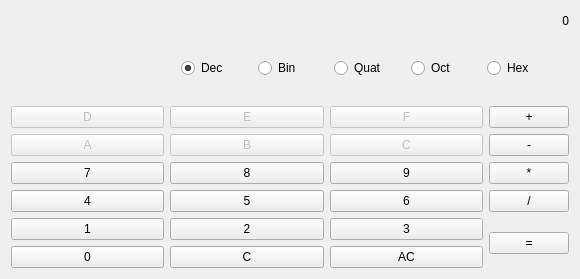
Qt form Kalkulator/calculatorinterface.ui (plusquam/Qt_training) before a commit.
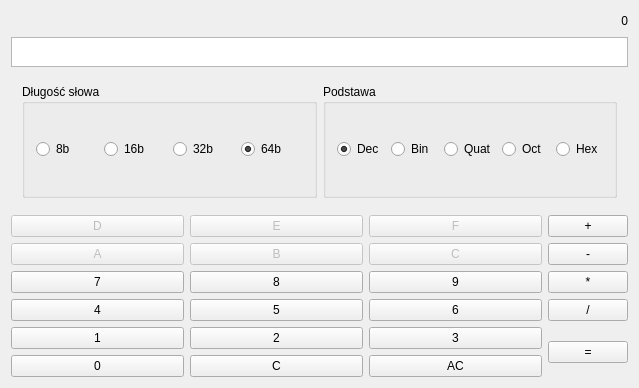
The same form after that commit.

Commit message: add numbers base choose, add numbers type choose

Diff of the .ui file:
```diff
--- a/Kalkulator/calculatorinterface.ui
+++ b/Kalkulator/calculatorinterface.ui
@@ -6,8 +6,8 @@
    <rect>
     <x>0</x>
     <y>0</y>
-    <width>580</width>
-    <height>279</height>
+    <width>639</width>
+    <height>388</height>
    </rect>
   </property>
   <property name="sizePolicy">
@@ -20,7 +20,7 @@
    <string>CalculatorInterface</string>
   </property>
   <layout class="QGridLayout" name="gridLayout">
-   <item row="2" column="2">
+   <item row="4" column="2">
     <widget class="QPushButton" name="buttonF">
      <property name="enabled">
       <bool>false</bool>
@@ -30,7 +30,7 @@
      </property>
     </widget>
    </item>
-   <item row="2" column="3">
+   <item row="4" column="3">
     <widget class="QPushButton" name="buttonAdd">
      <property name="sizePolicy">
       <sizepolicy hsizetype="Minimum" vsizetype="Fixed">
@@ -43,51 +43,7 @@
      </property>
     </widget>
    </item>
-   <item row="1" column="1" colspan="3">
-    <widget class="QWidget" name="widget" native="true">
-     <layout class="QHBoxLayout" name="horizontalLayout">
-      <item>
-       <widget class="QRadioButton" name="radioButtonDec">
-        <property name="text">
-         <string>Dec</string>
-        </property>
-        <property name="checked">
-         <bool>true</bool>
-        </property>
-       </widget>
-      </item>
-      <item>
-       <widget class="QRadioButton" name="radioButtonBin">
-        <property name="text">
-         <string>Bin</string>
-        </property>
-       </widget>
-      </item>
-      <item>
-       <widget class="QRadioButton" name="radioButtonQuat">
-        <property name="text">
-         <string>Quat</string>
-        </property>
-       </widget>
-      </item>
-      <item>
-       <widget class="QRadioButton" name="radioButtonOct">
-        <property name="text">
-         <string>Oct</string>
-        </property>
-       </widget>
-      </item>
-      <item>
-       <widget class="QRadioButton" name="radioButtonHex">
-        <property name="text">
-         <string>Hex</string>
-        </property>
-       </widget>
-      </item>
-     </layout>
-    </widget>
-   </item>
-   <item row="6" column="3" rowspan="2">
+   <item row="8" column="3" rowspan="2">
     <widget class="QPushButton" name="buttonCalculate">
      <property name="enabled">
       <bool>true</bool>
@@ -103,7 +59,7 @@
      </property>
     </widget>
    </item>
-   <item row="7" column="0">
+   <item row="9" column="0">
     <widget class="QPushButton" name="buttonZero">
      <property name="sizePolicy">
       <sizepolicy hsizetype="Minimum" vsizetype="Fixed">
@@ -116,7 +72,7 @@
      </property>
     </widget>
    </item>
-   <item row="6" column="0">
+   <item row="8" column="0">
     <widget class="QPushButton" name="buttonOne">
      <property name="sizePolicy">
       <sizepolicy hsizetype="Minimum" vsizetype="Fixed">
@@ -129,7 +85,7 @@
      </property>
     </widget>
    </item>
-   <item row="6" column="1">
+   <item row="8" column="1">
     <widget class="QPushButton" name="buttonTwo">
      <property name="sizePolicy">
       <sizepolicy hsizetype="Minimum" vsizetype="Fixed">
@@ -142,7 +98,7 @@
      </property>
     </widget>
    </item>
-   <item row="6" column="2">
+   <item row="8" column="2">
     <widget class="QPushButton" name="buttonThree">
      <property name="sizePolicy">
       <sizepolicy hsizetype="Minimum" vsizetype="Fixed">
@@ -155,7 +111,7 @@
      </property>
     </widget>
    </item>
-   <item row="2" column="0">
+   <item row="4" column="0">
     <widget class="QPushButton" name="buttonD">
      <property name="enabled">
       <bool>false</bool>
@@ -168,7 +124,7 @@
      </property>
     </widget>
    </item>
-   <item row="2" column="1">
+   <item row="4" column="1">
     <widget class="QPushButton" name="buttonE">
      <property name="enabled">
       <bool>false</bool>
@@ -178,7 +134,7 @@
      </property>
     </widget>
    </item>
-   <item row="7" column="1">
+   <item row="9" column="1">
     <widget class="QPushButton" name="buttonClear">
      <property name="sizePolicy">
       <sizepolicy hsizetype="Minimum" vsizetype="Fixed">
@@ -191,7 +147,7 @@
      </property>
     </widget>
    </item>
-   <item row="7" column="2">
+   <item row="9" column="2">
     <widget class="QPushButton" name="buttonAllClear">
      <property name="sizePolicy">
       <sizepolicy hsizetype="Minimum" vsizetype="Fixed">
@@ -204,7 +160,7 @@
      </property>
     </widget>
    </item>
-   <item row="3" column="0">
+   <item row="5" column="0">
     <widget class="QPushButton" name="buttonA">
      <property name="enabled">
       <bool>false</bool>
@@ -214,7 +170,7 @@
      </property>
     </widget>
    </item>
-   <item row="3" column="1">
+   <item row="5" column="1">
     <widget class="QPushButton" name="buttonB">
      <property name="enabled">
       <bool>false</bool>
@@ -224,7 +180,7 @@
      </property>
     </widget>
    </item>
-   <item row="3" column="2">
+   <item row="5" column="2">
     <widget class="QPushButton" name="buttonC">
      <property name="enabled">
       <bool>false</bool>
@@ -234,7 +190,7 @@
      </property>
     </widget>
    </item>
-   <item row="4" column="0">
+   <item row="6" column="0">
     <widget class="QPushButton" name="buttonSeven">
      <property name="sizePolicy">
       <sizepolicy hsizetype="Minimum" vsizetype="Fixed">
@@ -247,7 +203,7 @@
      </property>
     </widget>
    </item>
-   <item row="4" column="1">
+   <item row="6" column="1">
     <widget class="QPushButton" name="buttonEight">
      <property name="sizePolicy">
       <sizepolicy hsizetype="Minimum" vsizetype="Fixed">
@@ -260,7 +216,7 @@
      </property>
     </widget>
    </item>
-   <item row="4" column="2">
+   <item row="6" column="2">
     <widget class="QPushButton" name="buttonNine">
      <property name="sizePolicy">
       <sizepolicy hsizetype="Minimum" vsizetype="Fixed">
@@ -273,7 +229,7 @@
      </property>
     </widget>
    </item>
-   <item row="5" column="0">
+   <item row="7" column="0">
     <widget class="QPushButton" name="buttonFour">
      <property name="sizePolicy">
       <sizepolicy hsizetype="Minimum" vsizetype="Fixed">
@@ -286,7 +242,7 @@
      </property>
     </widget>
    </item>
-   <item row="5" column="1">
+   <item row="7" column="1">
     <widget class="QPushButton" name="buttonFive">
      <property name="sizePolicy">
       <sizepolicy hsizetype="Minimum" vsizetype="Fixed">
@@ -299,7 +255,7 @@
      </property>
     </widget>
    </item>
-   <item row="5" column="2">
+   <item row="7" column="2">
     <widget class="QPushButton" name="buttonSix">
      <property name="sizePolicy">
       <sizepolicy hsizetype="Minimum" vsizetype="Fixed">
@@ -312,7 +268,7 @@
      </property>
     </widget>
    </item>
-   <item row="3" column="3">
+   <item row="5" column="3">
     <widget class="QPushButton" name="buttonSubtrackt">
      <property name="sizePolicy">
       <sizepolicy hsizetype="Minimum" vsizetype="Fixed">
@@ -350,20 +306,126 @@
      </property>
     </widget>
    </item>
-   <item row="4" column="3">
+   <item row="6" column="3">
     <widget class="QPushButton" name="buttonMultiply">
      <property name="text">
       <string>*</string>
      </property>
     </widget>
    </item>
-   <item row="5" column="3">
+   <item row="7" column="3">
     <widget class="QPushButton" name="buttonDivide">
      <property name="text">
       <string>/</string>
      </property>
     </widget>
    </item>
+   <item row="1" column="0" colspan="4">
+    <widget class="QTextBrowser" name="operationsBrowser">
+     <property name="maximumSize">
+      <size>
+       <width>16777215</width>
+       <height>30</height>
+      </size>
+     </property>
+    </widget>
+   </item>
+   <item row="2" column="0" colspan="4">
+    <widget class="QWidget" name="widget" native="true">
+     <layout class="QHBoxLayout" name="horizontalLayout_2">
+      <item>
+       <widget class="QGroupBox" name="groupBox_2">
+        <property name="title">
+         <string>Długość słowa</string>
+        </property>
+        <layout class="QHBoxLayout" name="horizontalLayout_3">
+         <item>
+          <widget class="QRadioButton" name="radioButtonChar">
+           <property name="text">
+            <string>8b</string>
+           </property>
+           <property name="checked">
+            <bool>false</bool>
+           </property>
+          </widget>
+         </item>
+         <item>
+          <widget class="QRadioButton" name="radioButtonShort">
+           <property name="text">
+            <string>16b</string>
+           </property>
+          </widget>
+         </item>
+         <item>
+          <widget class="QRadioButton" name="radioButtonInt">
+           <property name="text">
+            <string>32b</string>
+           </property>
+          </widget>
+         </item>
+         <item>
+          <widget class="QRadioButton" name="radioButtonLong">
+           <property name="text">
+            <string>64b</string>
+           </property>
+           <property name="checked">
+            <bool>true</bool>
+           </property>
+          </widget>
+         </item>
+        </layout>
+       </widget>
+      </item>
+      <item>
+       <widget class="QGroupBox" name="dataBaseGroupBox">
+        <property name="title">
+         <string>Podstawa</string>
+        </property>
+        <layout class="QHBoxLayout" name="horizontalLayout">
+         <item>
+          <widget class="QRadioButton" name="radioButtonDec">
+           <property name="text">
+            <string>Dec</string>
+           </property>
+           <property name="checked">
+            <bool>true</bool>
+           </property>
+          </widget>
+         </item>
+         <item>
+          <widget class="QRadioButton" name="radioButtonBin">
+           <property name="text">
+            <string>Bin</string>
+           </property>
+          </widget>
+         </item>
+         <item>
+          <widget class="QRadioButton" name="radioButtonQuat">
+           <property name="text">
+            <string>Quat</string>
+           </property>
+          </widget>
+         </item>
+         <item>
+          <widget class="QRadioButton" name="radioButtonOct">
+           <property name="text">
+            <string>Oct</string>
+           </property>
+          </widget>
+         </item>
+         <item>
+          <widget class="QRadioButton" name="radioButtonHex">
+           <property name="text">
+            <string>Hex</string>
+           </property>
+          </widget>
+         </item>
+        </layout>
+       </widget>
+      </item>
+     </layout>
+    </widget>
+   </item>
   </layout>
  </widget>
  <layoutdefault spacing="6" margin="11"/>
```
Left out of the diff: 2 changed lines with no effect on the pictures. The commit also changes 4 other files.
